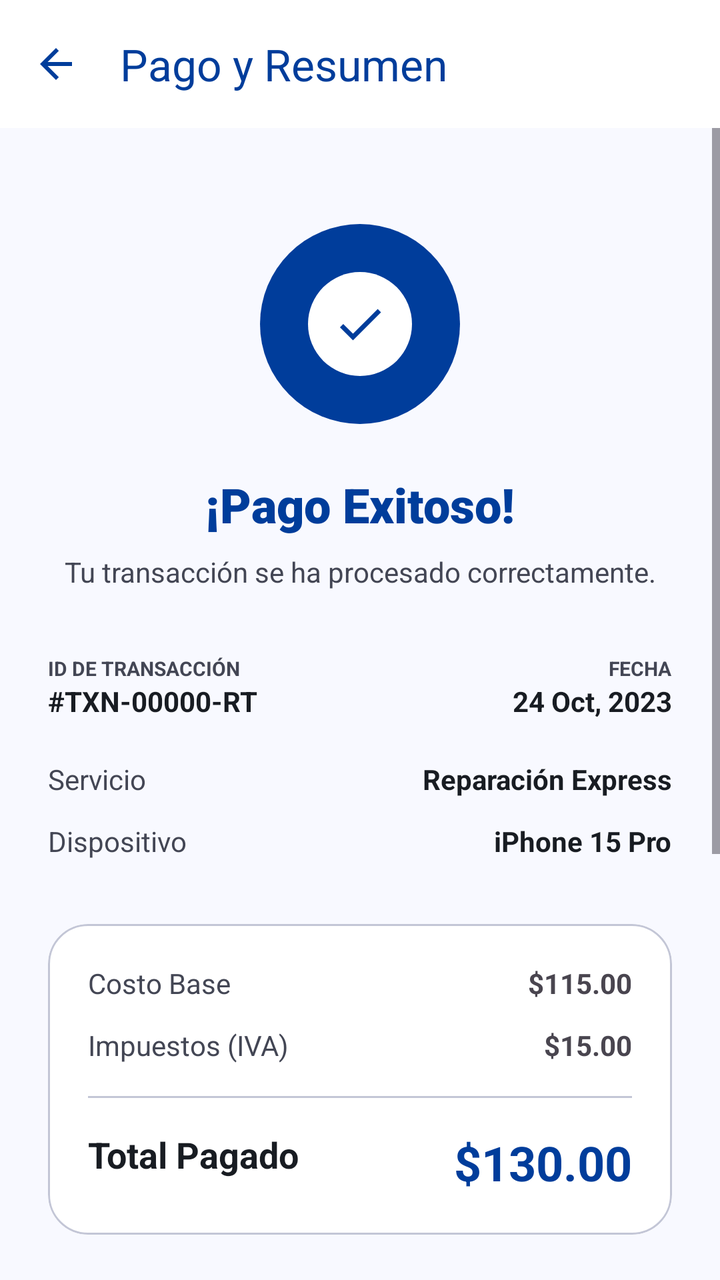
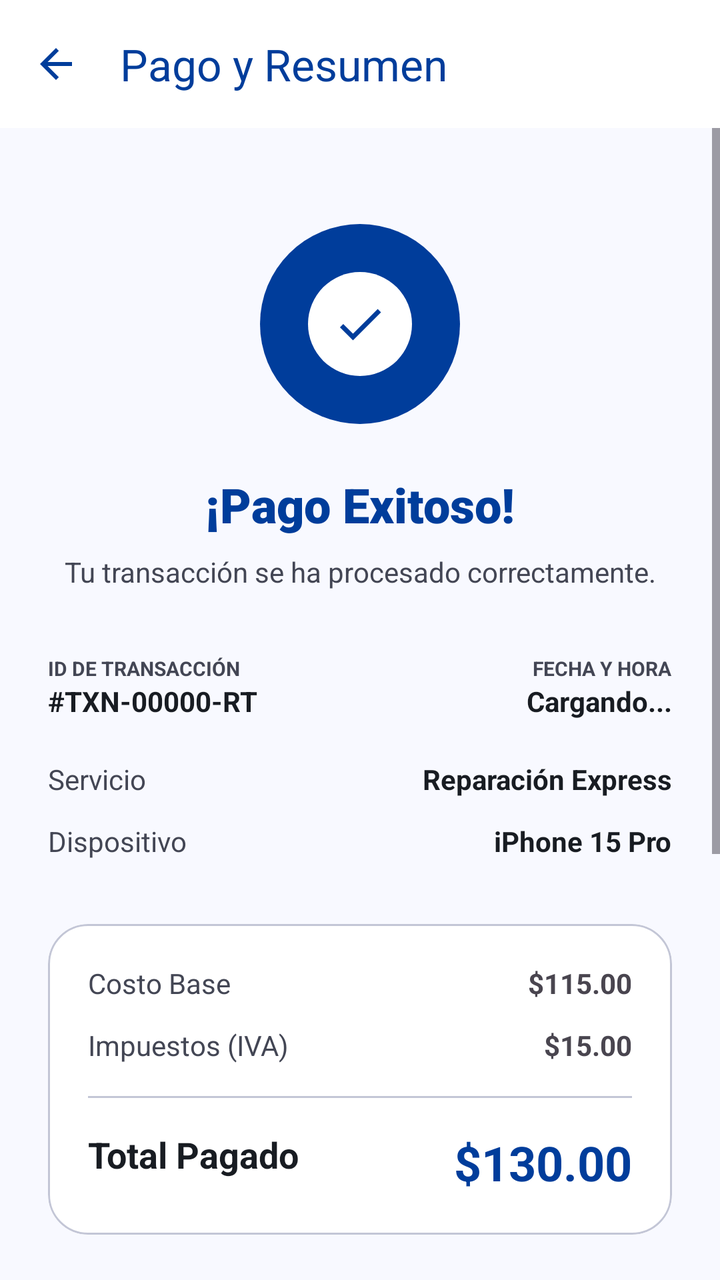

An Android layout rendered at two revisions. The XML below is the earlier revision; the diff shows what the commit changed to produce the second picture.
<!-- AndroidManifest.xml: application theme Theme.CibertecApp -->
<!-- res/layout/activity_payment_receipt.xml -->
<?xml version="1.0" encoding="utf-8"?>
<androidx.coordinatorlayout.widget.CoordinatorLayout
    xmlns:android="http://schemas.android.com/apk/res/android"
    xmlns:app="http://schemas.android.com/apk/res-auto"
    android:layout_width="match_parent"
    android:layout_height="match_parent"
    android:background="@color/surface_bright"
    android:fitsSystemWindows="true">

    <LinearLayout
        android:layout_width="match_parent"
        android:layout_height="match_parent"
        android:orientation="vertical">

        <com.google.android.material.appbar.MaterialToolbar
            android:id="@+id/topAppBar"
            android:layout_width="match_parent"
            android:layout_height="wrap_content"
            android:background="@color/white"
            app:navigationIcon="@drawable/ic_arrow_back"
            app:navigationIconTint="@color/brand_blue"
            app:titleTextColor="@color/login_primary"
            app:title="Pago y Resumen"/>

        <ScrollView
            android:layout_width="match_parent"
            android:layout_height="0dp"
            android:layout_weight="1">

            <LinearLayout
                android:layout_width="match_parent"
                android:layout_height="wrap_content"
                android:orientation="vertical"
                android:padding="24dp"
                android:gravity="center_horizontal">

                
                <FrameLayout
                    android:layout_width="100dp"
                    android:layout_height="100dp"
                    android:layout_marginTop="24dp">

                    <View
                        android:layout_width="match_parent"
                        android:layout_height="match_parent"
                        android:background="@drawable/bg_circle_blue" />

                    <View
                        android:layout_width="match_parent"
                        android:layout_height="match_parent"
                        android:layout_margin="24dp"
                        android:background="@drawable/bg_circle_white" />

                    <ImageView
                        android:id="@+id/ivSuccessIcon"
                        android:layout_width="match_parent"
                        android:layout_height="match_parent"
                        android:padding="36dp"
                        android:src="@drawable/ic_check"
                        app:tint="@color/brand_blue" />
                </FrameLayout>

                <TextView
                    android:id="@+id/tvSuccessTitle"
                    android:layout_width="wrap_content"
                    android:layout_height="wrap_content"
                    android:layout_marginTop="24dp"
                    android:text="¡Pago Exitoso!"
                    android:textSize="24sp"
                    android:fontFamily="sans-serif-black"
                    android:textColor="@color/brand_blue"/>

                <TextView
                    android:id="@+id/tvSuccessMessage"
                    android:layout_width="wrap_content"
                    android:layout_height="wrap_content"
                    android:layout_marginTop="8dp"
                    android:text="Tu transacción se ha procesado correctamente."
                    android:textColor="@color/on_surface_variant"
                    android:gravity="center"/>

                
                <LinearLayout
                    android:layout_width="match_parent"
                    android:layout_height="wrap_content"
                    android:layout_marginTop="32dp"
                    android:orientation="vertical">

                    <LinearLayout android:layout_width="match_parent" android:layout_height="wrap_content" android:orientation="horizontal">
                        <LinearLayout android:layout_width="0dp" android:layout_height="wrap_content" android:layout_weight="1" android:orientation="vertical">
                            <TextView android:layout_width="wrap_content" android:layout_height="wrap_content" android:text="ID DE TRANSACCIÓN" android:textSize="10sp" android:textStyle="bold" android:textColor="@color/on_surface_variant"/>
                            <TextView android:id="@+id/tvReceiptOrderId" android:layout_width="wrap_content" android:layout_height="wrap_content" android:text="#TXN-00000-RT" android:textStyle="bold" android:textColor="@color/on_surface"/>
                        </LinearLayout>
                        <LinearLayout android:layout_width="0dp" android:layout_height="wrap_content" android:layout_weight="1" android:orientation="vertical" android:gravity="end">
                            <TextView android:layout_width="wrap_content" android:layout_height="wrap_content" android:text="FECHA" android:textSize="10sp" android:textStyle="bold" android:textColor="@color/on_surface_variant"/>
                            <TextView android:layout_width="wrap_content" android:layout_height="wrap_content" android:text="24 Oct, 2023" android:textStyle="bold" android:textColor="@color/on_surface"/>
                        </LinearLayout>
                    </LinearLayout>

                    <RelativeLayout android:layout_width="match_parent" android:layout_height="wrap_content" android:layout_marginTop="20dp">
                        <TextView android:layout_width="wrap_content" android:layout_height="wrap_content" android:text="Servicio" android:textColor="@color/on_surface_variant"/>
                        <TextView android:id="@+id/tvReceiptServiceType" android:layout_width="wrap_content" android:layout_height="wrap_content" android:layout_alignParentEnd="true" android:text="Reparación Express" android:textStyle="bold" android:textColor="@color/on_surface"/>
                    </RelativeLayout>

                    <RelativeLayout android:layout_width="match_parent" android:layout_height="wrap_content" android:layout_marginTop="12dp">
                        <TextView android:layout_width="wrap_content" android:layout_height="wrap_content" android:text="Dispositivo" android:textColor="@color/on_surface_variant"/>
                        <TextView android:id="@+id/tvReceiptDeviceName" android:layout_width="wrap_content" android:layout_height="wrap_content" android:layout_alignParentEnd="true" android:text="iPhone 15 Pro" android:textStyle="bold" android:textColor="@color/on_surface"/>
                    </RelativeLayout>
                </LinearLayout>

                
                <com.google.android.material.card.MaterialCardView
                    android:layout_width="match_parent"
                    android:layout_height="wrap_content"
                    android:layout_marginTop="32dp"
                    app:cardElevation="0dp"
                    app:cardBackgroundColor="@color/white"
                    app:cardCornerRadius="20dp"
                    app:strokeColor="@color/outline_variant"
                    app:strokeWidth="1dp">
                    <LinearLayout android:layout_width="match_parent" android:layout_height="wrap_content" android:padding="20dp" android:orientation="vertical">
                        <RelativeLayout android:layout_width="match_parent" android:layout_height="wrap_content" android:layout_marginBottom="12dp">
                            <TextView android:layout_width="wrap_content" android:layout_height="wrap_content" android:text="Costo Base" android:textColor="@color/on_surface_variant"/>
                            <TextView android:id="@+id/tvReceiptBaseCost" android:layout_width="wrap_content" android:layout_height="wrap_content" android:layout_alignParentEnd="true" android:text="$115.00" android:textStyle="bold"/>
                        </RelativeLayout>
                        <RelativeLayout android:layout_width="match_parent" android:layout_height="wrap_content" android:layout_marginBottom="16dp">
                            <TextView android:layout_width="wrap_content" android:layout_height="wrap_content" android:text="Impuestos (IVA)" android:textColor="@color/on_surface_variant"/>
                            <TextView android:id="@+id/tvReceiptTax" android:layout_width="wrap_content" android:layout_height="wrap_content" android:layout_alignParentEnd="true" android:text="$15.00" android:textStyle="bold"/>
                        </RelativeLayout>
                        <View android:layout_width="match_parent" android:layout_height="1dp" android:background="@color/outline_variant" android:layout_marginBottom="16dp"/>
                        <RelativeLayout android:layout_width="match_parent" android:layout_height="wrap_content">
                            <TextView
                                android:id="@+id/tvReceiptTotalLabel"
                                android:layout_width="wrap_content"
                                android:layout_height="wrap_content"
                                android:text="Total Pagado"
                                android:textSize="18sp"
                                android:textStyle="bold"
                                android:textColor="@color/on_surface"/>
                            <TextView android:id="@+id/tvReceiptTotal" android:layout_width="wrap_content" android:layout_height="wrap_content" android:layout_alignParentEnd="true" android:text="$130.00" android:textSize="24sp" android:textStyle="bold" android:textColor="@color/brand_blue"/>
                        </RelativeLayout>
                    </LinearLayout>
                </com.google.android.material.card.MaterialCardView>

                
                <com.google.android.material.card.MaterialCardView
                    android:layout_width="match_parent"
                    android:layout_height="wrap_content"
                    android:layout_marginTop="24dp"
                    app:cardElevation="0dp"
                    app:cardBackgroundColor="@color/brand_blue"
                    app:cardCornerRadius="16dp">
                    <LinearLayout android:layout_width="match_parent" android:layout_height="wrap_content" android:padding="16dp" android:orientation="horizontal" android:gravity="center_vertical">
                        <ImageView android:layout_width="24dp" android:layout_height="24dp" android:src="@drawable/ic_build" app:tint="@color/white"/>
                        <TextView
                            android:id="@+id/tvStatusDescription"
                            android:layout_width="wrap_content"
                            android:layout_height="wrap_content"
                            android:layout_marginStart="16dp"
                            android:text="Tu equipo está en reparación. Nuestros técnicos ya han recibido el pago y han comenzado el proceso."
                            android:textColor="@color/white"
                            android:textSize="12sp"/>
                    </LinearLayout>
                </com.google.android.material.card.MaterialCardView>

                
                <com.google.android.material.card.MaterialCardView
                    android:id="@+id/btnSendEmail"
                    android:layout_width="match_parent"
                    android:layout_height="wrap_content"
                    android:layout_marginTop="16dp"
                    app:cardElevation="0dp"
                    app:cardBackgroundColor="@color/white"
                    app:cardCornerRadius="16dp"
                    app:strokeColor="@color/outline_variant"
                    app:strokeWidth="1dp"
                    android:clickable="true"
                    android:focusable="true">
                    <LinearLayout
                        android:layout_width="match_parent"
                        android:layout_height="wrap_content"
                        android:padding="16dp"
                        android:orientation="horizontal"
                        android:gravity="center_vertical">
                        <ImageView
                            android:layout_width="24dp"
                            android:layout_height="24dp"
                            android:src="@drawable/ic_mail"
                            app:tint="@color/brand_blue"/>
                        <TextView
                            android:layout_width="0dp"
                            android:layout_height="wrap_content"
                            android:layout_weight="1"
                            android:layout_marginStart="16dp"
                            android:text="Enviar recibo por correo"
                            android:textColor="@color/on_surface"
                            android:textSize="14sp"/>
                        <ImageView
                            android:layout_width="20dp"
                            android:layout_height="20dp"
                            android:src="@drawable/ic_chevron_right"
                            app:tint="@color/on_surface_variant"/>
                    </LinearLayout>
                </com.google.android.material.card.MaterialCardView>

                
                <com.google.android.material.card.MaterialCardView
                    android:id="@+id/btnDownloadPdf"
                    android:layout_width="match_parent"
                    android:layout_height="wrap_content"
                    android:layout_marginTop="12dp"
                    app:cardElevation="0dp"
                    app:cardBackgroundColor="@color/white"
                    app:cardCornerRadius="16dp"
                    app:strokeColor="@color/outline_variant"
                    app:strokeWidth="1dp"
                    android:clickable="true"
                    android:focusable="true">
                    <LinearLayout
                        android:layout_width="match_parent"
                        android:layout_height="wrap_content"
                        android:padding="16dp"
                        android:orientation="horizontal"
                        android:gravity="center_vertical">
                        <ImageView
                            android:layout_width="24dp"
                            android:layout_height="24dp"
                            android:src="@drawable/ic_list_alt"
                            app:tint="@color/brand_blue"/>
                        <TextView
                            android:layout_width="0dp"
                            android:layout_height="wrap_content"
                            android:layout_weight="1"
                            android:layout_marginStart="16dp"
                            android:text="Descargar Comprobante PDF"
                            android:textColor="@color/on_surface"
                            android:textSize="14sp"/>
                        <ImageView
                            android:layout_width="20dp"
                            android:layout_height="20dp"
                            android:src="@drawable/ic_chevron_right"
                            app:tint="@color/on_surface_variant"/>
                    </LinearLayout>
                </com.google.android.material.card.MaterialCardView>

                <com.google.android.material.button.MaterialButton
                    android:id="@+id/btnBackToHome"
                    android:layout_width="match_parent"
                    android:layout_height="64dp"
                    android:layout_marginTop="32dp"
                    android:text="Ir a mis reparaciones"
                    android:textAllCaps="false"
                    android:textSize="16sp"
                    android:fontFamily="sans-serif-black"
                    app:cornerRadius="20dp"
                    app:backgroundTint="@color/brand_blue"/>

            </LinearLayout>
        </ScrollView>
    </LinearLayout>
</androidx.coordinatorlayout.widget.CoordinatorLayout>
<!-- resources referenced by this layout -->
<resources>
  <color name="brand_blue">#003D9B</color>
  <color name="login_primary">#003D9B</color>
  <color name="on_surface">#181C22</color>
  <color name="on_surface_variant">#434654</color>
  <color name="outline_variant">#C3C6D6</color>
  <color name="surface_bright">#F8F9FF</color>
  <color name="white">#FFFFFFFF</color>
  <!-- drawable bg_circle_blue (drawable) -->
  <?xml version="1.0" encoding="utf-8"?>
  <shape xmlns:android="http://schemas.android.com/apk/res/android"
      android:shape="oval">
      <solid android:color="@color/brand_blue" />
  </shape>
  <!-- drawable bg_circle_white (drawable) -->
  <?xml version="1.0" encoding="utf-8"?>
  <shape xmlns:android="http://schemas.android.com/apk/res/android"
      android:shape="oval">
      <solid android:color="@android:color/white" />
  </shape>
  <!-- drawable ic_arrow_back (drawable) -->
  <vector xmlns:android="http://schemas.android.com/apk/res/android"
      android:width="24dp"
      android:height="24dp"
      android:viewportWidth="24"
      android:viewportHeight="24">
    <path
        android:fillColor="#FF000000"
        android:pathData="M20,11H7.83l5.59,-5.59L12,4l-8,8 8,8 1.41,-1.41L7.83,13H20v-2z"/>
  </vector>
  <!-- drawable ic_check (drawable) -->
  <vector xmlns:android="http://schemas.android.com/apk/res/android"
      android:width="24dp"
      android:height="24dp"
      android:viewportWidth="24"
      android:viewportHeight="24">
      <path
          android:fillColor="@android:color/white"
          android:pathData="M9,16.17L4.83,12l-1.42,1.41L9,19 21,7l-1.41,-1.41L9,16.17z"/>
  </vector>
  <!-- drawable ic_chevron_right (drawable) -->
  <vector xmlns:android="http://schemas.android.com/apk/res/android"
      android:width="24dp"
      android:height="24dp"
      android:viewportWidth="24"
      android:viewportHeight="24">
      <path
          android:fillColor="#000000"
          android:pathData="M10,6L8.59,7.41L13.17,12l-4.58,4.59L10,18l6,-6L10,6z"/>
  </vector>
  <!-- drawable ic_list_alt (drawable) -->
  <vector xmlns:android="http://schemas.android.com/apk/res/android"
      android:width="24dp"
      android:height="24dp"
      android:viewportWidth="24"
      android:viewportHeight="24">
    <path
        android:fillColor="#FF000000"
        android:pathData="M19,3H5C3.9,3,3,3.9,3,5v14c0,1.1,0.9,2,2,2h14c1.1,0,2,-0.9,2,-2V5C21,3.9,20.1,3,19,3z M19,19H5V5h14V19z M7,7h10v2H7V7z M7,11h10v2H7V11z M7,15h7v2H7V15z"/>
  </vector>
  <!-- drawable ic_mail (drawable) -->
  <vector xmlns:android="http://schemas.android.com/apk/res/android"
      android:width="24dp"
      android:height="24dp"
      android:viewportWidth="24"
      android:viewportHeight="24"
      android:tint="@color/login_outline">
      <path
          android:fillColor="@android:color/white"
          android:pathData="M20,4H4C2.9,4 2,4.9 2,6v12c0,1.1 0.9,2 2,2h16c1.1,0 2,-0.9 2,-2V6C22,4.9 21.1,4 20,4zM20,18H4V8l8,5l8,-5V18zM12,11L4,6h16L12,11z"/>
  </vector>
  <style name="Theme.CibertecApp" parent="Base.Theme.CibertecApp" />
  <color name="login_outline">#737685</color>
  <color name="nav_active_indicator">#EADDFF</color>
  <color name="nav_active_icon">#1D1B20</color>
  <style name="CustomActivityAnimation" parent="@android:style/Animation.Activity">
          <item name="android:activityOpenEnterAnimation">@anim/axis_z_enter</item>
          <item name="android:activityOpenExitAnimation">@anim/axis_z_exit</item>
          <item name="android:activityCloseEnterAnimation">@anim/axis_z_pop_enter</item>
          <item name="android:activityCloseExitAnimation">@anim/axis_z_pop_exit</item>
      </style>
  <!-- unchanged entries left out for length: 2 -->
</resources>

<!-- the commit's change to res/layout/activity_payment_receipt.xml (unified diff, before → after) -->
@@ -88,12 +88,12 @@
 
                     <LinearLayout android:layout_width="match_parent" android:layout_height="wrap_content" android:orientation="horizontal">
                         <LinearLayout android:layout_width="0dp" android:layout_height="wrap_content" android:layout_weight="1" android:orientation="vertical">
-                            <TextView android:layout_width="wrap_content" android:layout_height="wrap_content" android:text="ID DE TRANSACCIÓN" android:textSize="10sp" android:textStyle="bold" android:textColor="@color/on_surface_variant"/>
+                            <TextView android:id="@+id/tvReceiptOrderLabel" android:layout_width="wrap_content" android:layout_height="wrap_content" android:text="ID DE TRANSACCIÓN" android:textSize="10sp" android:textStyle="bold" android:textColor="@color/on_surface_variant"/>
                             <TextView android:id="@+id/tvReceiptOrderId" android:layout_width="wrap_content" android:layout_height="wrap_content" android:text="#TXN-00000-RT" android:textStyle="bold" android:textColor="@color/on_surface"/>
                         </LinearLayout>
                         <LinearLayout android:layout_width="0dp" android:layout_height="wrap_content" android:layout_weight="1" android:orientation="vertical" android:gravity="end">
-                            <TextView android:layout_width="wrap_content" android:layout_height="wrap_content" android:text="FECHA" android:textSize="10sp" android:textStyle="bold" android:textColor="@color/on_surface_variant"/>
-                            <TextView android:layout_width="wrap_content" android:layout_height="wrap_content" android:text="24 Oct, 2023" android:textStyle="bold" android:textColor="@color/on_surface"/>
+                            <TextView android:id="@+id/tvReceiptDateLabel" android:layout_width="wrap_content" android:layout_height="wrap_content" android:text="FECHA Y HORA" android:textSize="10sp" android:textStyle="bold" android:textColor="@color/on_surface_variant"/>
+                            <TextView android:id="@+id/tvReceiptDate" android:layout_width="wrap_content" android:layout_height="wrap_content" android:text="Cargando..." android:textStyle="bold" android:textColor="@color/on_surface"/>
                         </LinearLayout>
                     </LinearLayout>
 
